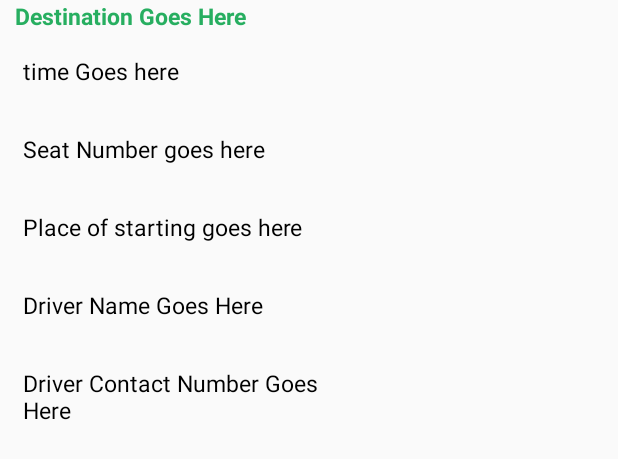
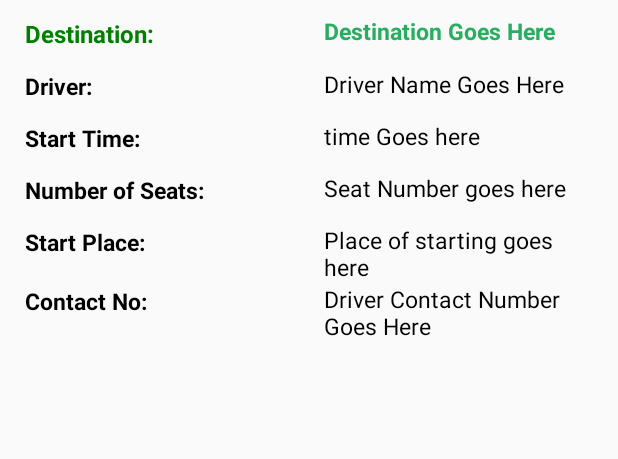
Before and after one commit to SAITARUN55/onRoad, an Android app: the layout hike_rows.xml on its own in the app's theme, with its tools: preview values and no code run, on a phone screen of 412 x 824 dp. Shown: the top 459 px of the screen. Run offline under Robolectric (Android 15) with nearby library versions, the phone set to English and light mode, and no system bars.

Commit message:
Hike Designed.

```diff
--- a/app/src/main/res/layout/hike_rows.xml
+++ b/app/src/main/res/layout/hike_rows.xml
@@ -2,15 +2,31 @@
 
 <LinearLayout xmlns:android="http://schemas.android.com/apk/res/android"
     android:id="@+id/singleHikeInfoContainer"
-    android:layout_width="fill_parent"
+    android:layout_width="match_parent"
     android:layout_height="wrap_content"
-    android:orientation="vertical">
-
+    android:orientation="vertical"
+    android:padding="10dp">
+    <LinearLayout
+        android:layout_width="match_parent"
+        android:layout_height="wrap_content"
+        android:orientation="horizontal">
+    <TextView
+        android:layout_width="match_parent"
+        android:layout_height="wrap_content"
+        android:layout_weight="0.5"
+        android:layout_gravity="start"
+        android:layout_margin="5dip"
+        android:padding="1dp"
+        android:text="Destination: "
+        android:textColor="@color/dark_green"
+        android:textSize="16sp"
+        android:textStyle="bold" />
         <TextView
             android:id="@+id/destinationOfHike"
-        android:layout_width="wrap_content"
+            android:layout_width="match_parent"
             android:layout_height="wrap_content"
             android:layout_gravity="start"
+            android:layout_weight="0.5"
             android:gravity="center_vertical"
             android:paddingLeft="10dp"
             android:paddingRight="10dp"
@@ -18,71 +34,150 @@
             android:textColor="@color/green"
             android:textSize="15sp"
             android:textStyle="bold" />
-
+    </LinearLayout>
+    <LinearLayout
+        android:layout_width="match_parent"
+        android:layout_height="wrap_content"
+        android:orientation="horizontal">
     <TextView
-        android:id="@+id/timeOfHike"
-        android:layout_width="233dp"
-
+        android:layout_width="match_parent"
         android:layout_height="wrap_content"
+        android:layout_weight="0.5"
+        android:layout_gravity="start"
+        android:layout_margin="5dip"
+        android:padding="1dp"
+        android:gravity="center_vertical"
+        android:text="Driver: "
+        android:textColor="@android:color/primary_text_light"
+        android:textSize="15sp"
+        android:textStyle="bold"/>
+        <TextView
+            android:id="@+id/driverNameOfHike"
+            android:layout_width="match_parent"
+            android:layout_height="wrap_content"
+            android:layout_gravity="start"
+            android:layout_weight="0.5"
+            android:gravity="center_vertical"
+            android:paddingLeft="10dp"
+            android:paddingRight="10dp"
+            android:text="Driver Name Goes Here"
+            android:textColor="@android:color/primary_text_light"
+            android:textSize="15sp" />
+    </LinearLayout>
+    <LinearLayout
+        android:layout_width="match_parent"
+        android:layout_height="wrap_content"
+        android:orientation="horizontal">
+    <TextView
+        android:layout_width="match_parent"
+        android:layout_height="wrap_content"
+        android:layout_weight="0.5"
         android:layout_gravity="start"
         android:layout_margin="5dip"
         android:gravity="center_vertical"
-        android:padding="10dp"
+        android:padding="1dp"
+        android:text="Start Time: "
+        android:textColor="@android:color/primary_text_light"
+        android:textSize="15sp"
+        android:textStyle="bold"/>
+    <TextView
+        android:id="@+id/timeOfHike"
+        android:layout_width="match_parent"
+        android:layout_height="wrap_content"
+        android:layout_weight="0.5"
+        android:layout_gravity="start"
+        android:gravity="center_vertical"
+        android:paddingLeft="10dp"
+        android:paddingRight="10dp"
         android:text="time Goes here"
         android:textColor="@android:color/primary_text_light"
         android:textSize="15sp" />
-
+    </LinearLayout>
+    <LinearLayout
+        android:layout_width="match_parent"
+        android:layout_height="match_parent"
+        android:orientation="horizontal">
+    <TextView
+        android:layout_width="match_parent"
+        android:layout_height="wrap_content"
+        android:layout_weight="0.5"
+        android:layout_gravity="start"
+        android:gravity="center_vertical"
+        android:layout_margin="5dip"
+        android:padding="1dp"
+        android:text="Number of Seats: "
+        android:textColor="@android:color/primary_text_light"
+        android:textSize="15sp"
+        android:textStyle="bold"/>
     <TextView
         android:id="@+id/numberOfSeatsOfHike"
-        android:layout_width="233dp"
-
+        android:layout_width="match_parent"
         android:layout_height="wrap_content"
+        android:layout_weight="0.5"
+        android:layout_gravity="start"
+        android:gravity="center_vertical"
+        android:paddingLeft="10dp"
+        android:paddingRight="10dp"
+        android:text="Seat Number goes here"
+        android:textColor="@android:color/primary_text_light"
+        android:textSize="15sp" />
+    </LinearLayout>
+    <LinearLayout
+        android:layout_width="match_parent"
+        android:layout_height="match_parent"
+        android:orientation="horizontal">
+    <TextView
+        android:layout_width="fill_parent"
+        android:layout_height="wrap_content"
+        android:layout_weight="0.5"
         android:layout_gravity="start"
         android:layout_margin="5dip"
         android:gravity="center_vertical"
-        android:padding="10dp"
-        android:text="Seat Number goes here"
+        android:padding="1dp"
+        android:text="Start Place: "
+        android:textColor="@android:color/primary_text_light"
+        android:textSize="15sp"
+        android:textStyle="bold"/>
+    <TextView
+        android:id="@+id/startingPlaceOfHike"
+        android:layout_width="fill_parent"
+        android:layout_weight="0.5"
+        android:layout_height="wrap_content"
+        android:layout_gravity="start"
+        android:gravity="center_vertical"
+        android:paddingLeft="10dp"
+        android:paddingRight="10dp"
+        android:text="Place of starting goes here"
         android:textColor="@android:color/primary_text_light"
         android:textSize="15sp" />
-
+    </LinearLayout>
+    <LinearLayout
+        android:layout_width="match_parent"
+        android:layout_height="match_parent"
+        android:orientation="horizontal">
     <TextView
-        android:id="@+id/startingPlaceOfHike"
-        android:layout_width="233dp"
-
+        android:layout_width="match_parent"
         android:layout_height="wrap_content"
+        android:layout_weight="0.5"
         android:layout_gravity="start"
         android:layout_margin="5dip"
         android:gravity="center_vertical"
-        android:padding="10dp"
-        android:text="Place of starting goes here"
+        android:padding="1dp"
+        android:text="Contact No: "
         android:textColor="@android:color/primary_text_light"
-        android:textSize="15sp" />
-
-    <TextView
-        android:id="@+id/driverNameOfHike"
-        android:layout_width="233dp"
-
-        android:layout_height="wrap_content"
-        android:layout_gravity="start"
-        android:layout_margin="5dip"
-        android:gravity="center_vertical"
-        android:padding="10dp"
-        android:text="Driver Name Goes Here"
-        android:textColor="@android:color/primary_text_light"
-        android:textSize="15sp" />
-
+        android:textSize="15sp"
+        android:textStyle="bold"/>
     <TextView
         android:id="@+id/contactNumberOfHike"
-        android:layout_width="233dp"
-
+        android:layout_width="match_parent"
         android:layout_height="wrap_content"
+        android:layout_weight="0.5"
         android:layout_gravity="start"
-        android:layout_margin="5dip"
         android:gravity="center_vertical"
-        android:padding="10dp"
+        android:paddingLeft="10dp"
+        android:paddingRight="10dp"
         android:text="Driver Contact Number Goes Here"
         android:textColor="@android:color/primary_text_light"
         android:textSize="15sp" />
-
-
     </LinearLayout>
+</LinearLayout>
```
Lines whose indentation alone changed are shown as unchanged.
